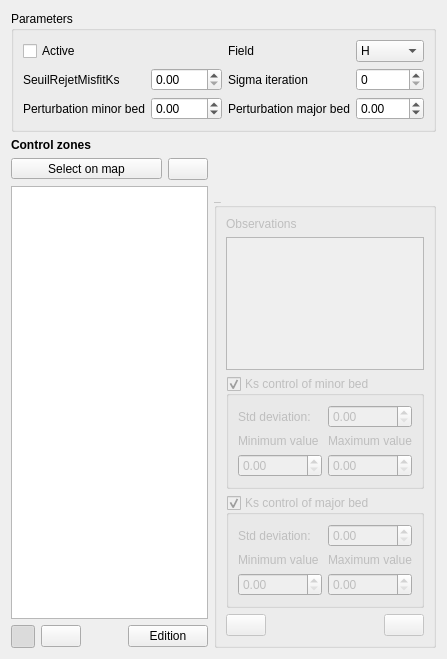
Qt form ui/ui_assimilation_ks.ui (Artelia/Mascaret) before a commit.
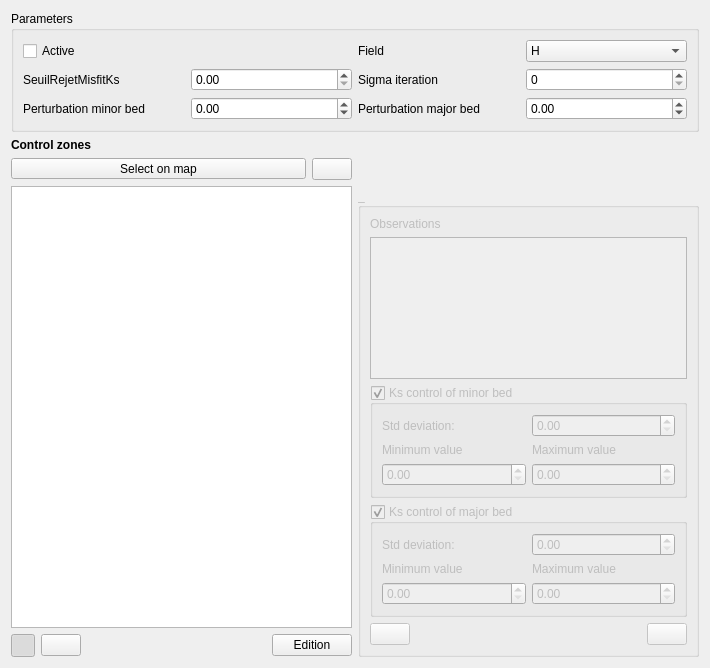
The same form after that commit. Icons and pictures are not drawn.

Patch:
```diff
--- a/ui/ui_assimilation_ks.ui
+++ b/ui/ui_assimilation_ks.ui
@@ -6,8 +6,8 @@
    <rect>
     <x>0</x>
     <y>0</y>
-    <width>421</width>
-    <height>659</height>
+    <width>710</width>
+    <height>668</height>
    </rect>
   </property>
   <property name="windowTitle">
@@ -378,7 +378,11 @@
                 </widget>
                </item>
                <item row="2" column="1">
-                <widget class="QDoubleSpinBox" name="sb_minor_sup"/>
+                <widget class="QDoubleSpinBox" name="sb_minor_sup">
+                 <property name="maximum">
+                  <double>1000.000000000000000</double>
+                 </property>
+                </widget>
                </item>
               </layout>
              </widget>
@@ -420,7 +424,11 @@
                 </widget>
                </item>
                <item row="2" column="1">
-                <widget class="QDoubleSpinBox" name="sb_major_sup"/>
+                <widget class="QDoubleSpinBox" name="sb_major_sup">
+                 <property name="maximum">
+                  <double>1000.000000000000000</double>
+                 </property>
+                </widget>
                </item>
               </layout>
              </widget>
```
